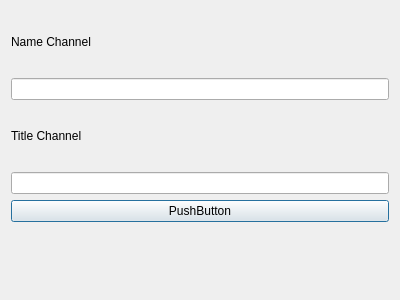
This is Project_AA/createnewchannel.ui in AmirHasanTaban/IUT-Messanger as Qt 5 draws it before an edit. The edited form follows.
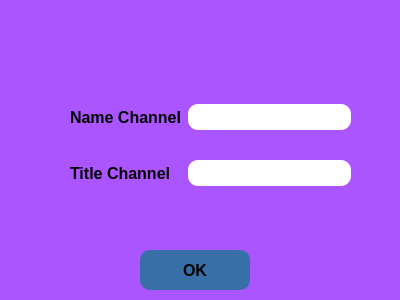
This is the edited form.

Diff of the .ui file:
```diff
--- a/Project_AA/createnewchannel.ui
+++ b/Project_AA/createnewchannel.ui
@@ -13,42 +13,127 @@
   <property name="windowTitle">
    <string>Dialog</string>
   </property>
-  <layout class="QVBoxLayout" name="verticalLayout">
-   <item>
+  <property name="styleSheet">
+   <string notr="true">background-color: rgb(170, 85, 255);</string>
+  </property>
+  <widget class="QPushButton" name="pushButton">
+   <property name="geometry">
+    <rect>
+     <x>140</x>
+     <y>250</y>
+     <width>110</width>
+     <height>40</height>
+    </rect>
+   </property>
+   <property name="font">
+    <font>
+     <pointsize>12</pointsize>
+     <bold>true</bold>
+    </font>
+   </property>
+   <property name="styleSheet">
+    <string notr="true">QPushButton {
+    border-radius: 10px;
+    padding: 10px;
+    background-color: #376fa6;
+	color: &quot;white&quot;;
+}
+
+QPushButton:hover {
+    background-color: #007600;
+}
+
+QPushButton:pressed {
+    background-color: #888888;
+}
+</string>
+   </property>
+   <property name="text">
+    <string>OK</string>
+   </property>
+  </widget>
+  <widget class="QLabel" name="label_Error">
+   <property name="geometry">
+    <rect>
+     <x>70</x>
+     <y>215</y>
+     <width>281</width>
+     <height>21</height>
+    </rect>
+   </property>
+   <property name="styleSheet">
+    <string notr="true">color: rgb(255, 255, 255);</string>
+   </property>
+   <property name="text">
+    <string/>
+   </property>
+  </widget>
+  <widget class="QWidget" name="">
+   <property name="geometry">
+    <rect>
+     <x>70</x>
+     <y>80</y>
+     <width>281</width>
+     <height>131</height>
+    </rect>
+   </property>
+   <layout class="QGridLayout" name="gridLayout">
+    <item row="0" column="0">
     <widget class="QLabel" name="label_NameChannel">
+      <property name="font">
+       <font>
+        <pointsize>12</pointsize>
+        <bold>true</bold>
+       </font>
+      </property>
      <property name="text">
       <string>Name Channel</string>
      </property>
     </widget>
    </item>
-   <item>
-    <widget class="QLineEdit" name="lineEdit_NameChannel"/>
-   </item>
-   <item>
+    <item row="0" column="1">
+     <widget class="QLineEdit" name="lineEdit_NameChannel">
+      <property name="styleSheet">
+       <string notr="true">QLineEdit {
+    border-radius: 10px;
+    padding: 5px;
+	background-color: rgb(255, 255, 255);
+	
+	font: 12pt &quot;Century&quot;;
+}
+</string>
+      </property>
+     </widget>
+    </item>
+    <item row="1" column="0">
     <widget class="QLabel" name="label_TitleChannel">
+      <property name="font">
+       <font>
+        <pointsize>12</pointsize>
+        <bold>true</bold>
+       </font>
+      </property>
      <property name="text">
       <string>Title Channel</string>
      </property>
     </widget>
    </item>
-   <item>
-    <widget class="QLineEdit" name="lineEdit_TitleChannel"/>
-   </item>
-   <item>
-    <widget class="QPushButton" name="pushButton">
-     <property name="text">
-      <string>PushButton</string>
-     </property>
-    </widget>
-   </item>
-   <item>
-    <widget class="QLabel" name="label_Error">
-     <property name="text">
-      <string/>
+    <item row="1" column="1">
+     <widget class="QLineEdit" name="lineEdit_TitleChannel">
+      <property name="styleSheet">
+       <string notr="true">QLineEdit {
+    border-radius: 10px;
+    padding: 5px;
+	background-color: rgb(255, 255, 255);
+	
+	font: 12pt &quot;Century&quot;;
+}
+</string>
      </property>
     </widget>
    </item>
   </layout>
+  </widget>
  </widget>
  <resources/>
  <connections/>
```
Lines whose indentation alone changed are shown as unchanged.
